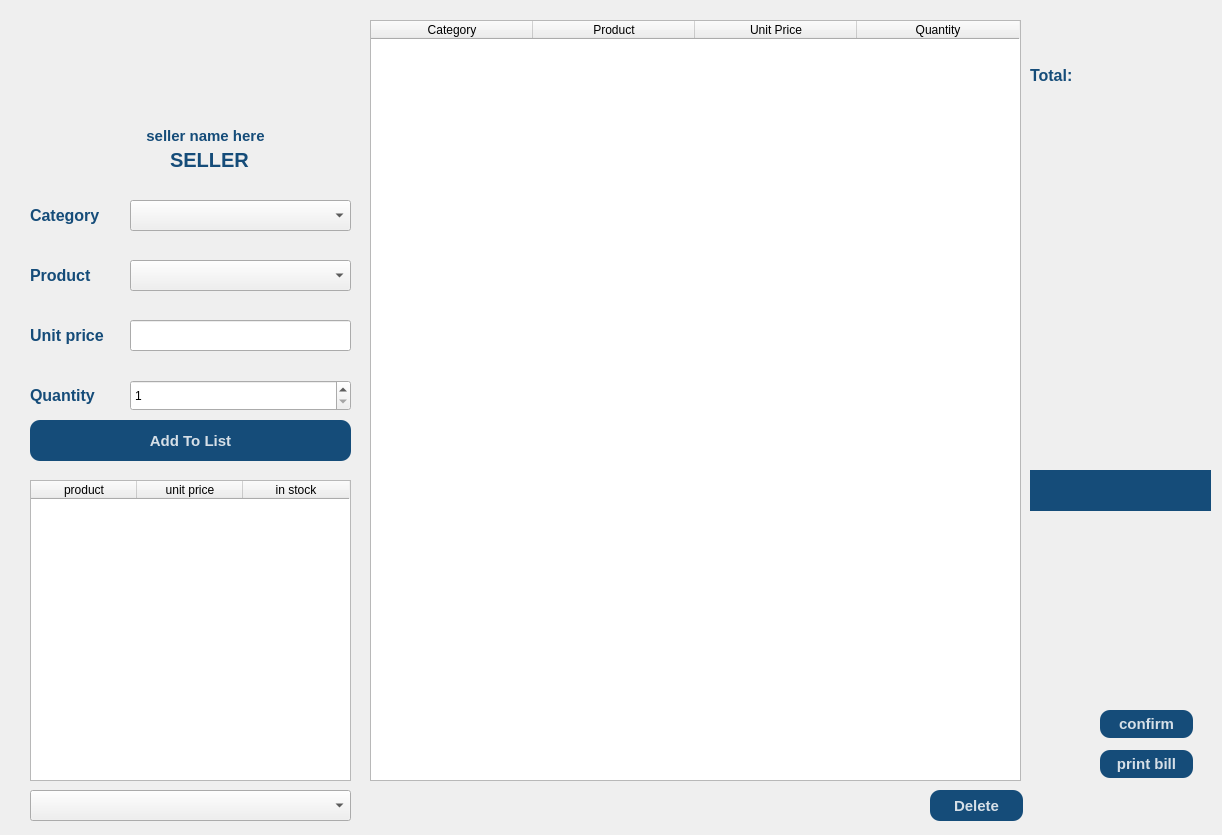
Maher-Majdoub/supermarket_management_system, file gui/seller.ui: the form before one commit.
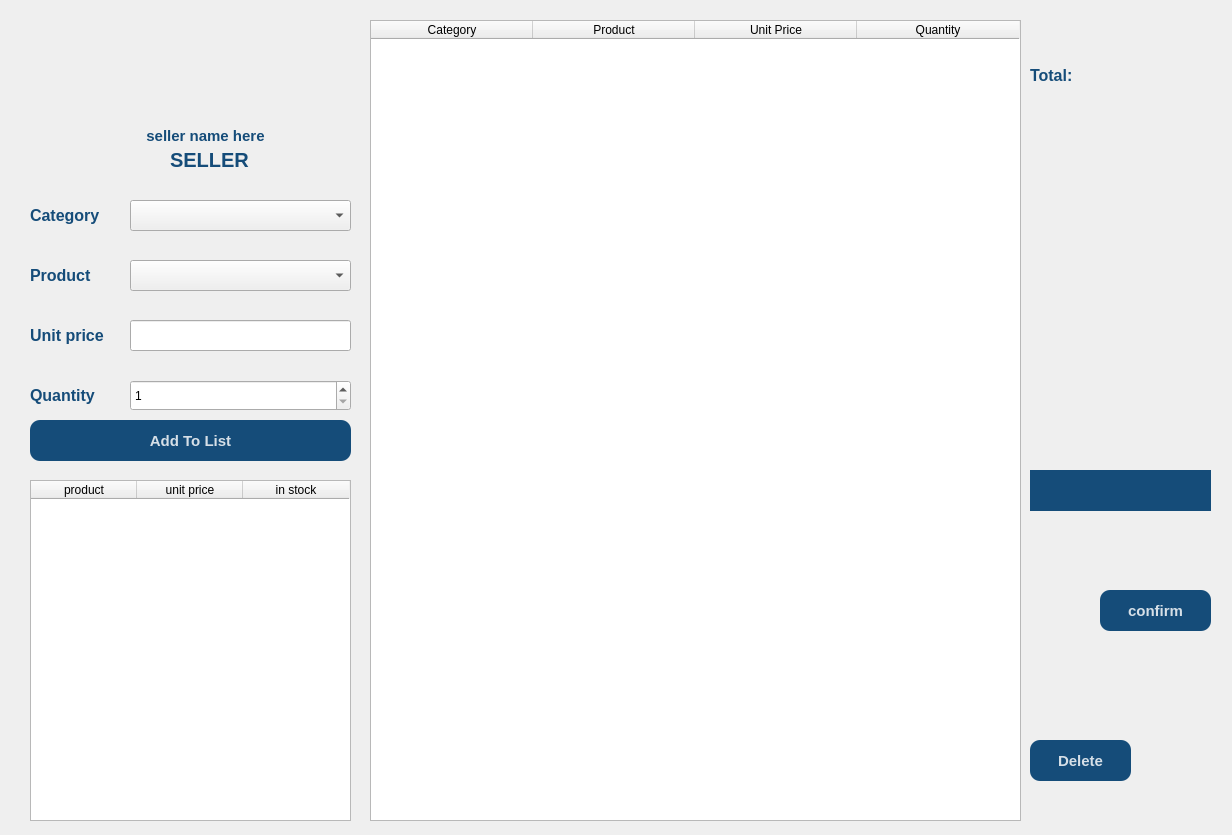
The form after the commit. Icons and pictures are not drawn.

```diff
--- a/gui/seller.ui
+++ b/gui/seller.ui
@@ -6,7 +6,7 @@
    <rect>
     <x>0</x>
     <y>0</y>
-    <width>1222</width>
+    <width>1232</width>
     <height>835</height>
    </rect>
   </property>
@@ -243,7 +243,7 @@
      <x>30</x>
      <y>480</y>
      <width>321</width>
-     <height>301</height>
+     <height>341</height>
     </rect>
    </property>
    <property name="selectionMode">
@@ -280,9 +280,14 @@
      <x>370</x>
      <y>20</y>
      <width>651</width>
-     <height>761</height>
+     <height>801</height>
     </rect>
    </property>
+   <property name="font">
+    <font>
+     <pointsize>7</pointsize>
+    </font>
+   </property>
    <property name="selectionMode">
     <enum>QAbstractItemView::SingleSelection</enum>
    </property>
@@ -323,11 +328,19 @@
    <property name="geometry">
     <rect>
      <x>1100</x>
-     <y>710</y>
-     <width>93</width>
-     <height>28</height>
+     <y>590</y>
+     <width>111</width>
+     <height>41</height>
     </rect>
    </property>
+   <property name="font">
+    <font>
+     <pointsize>-1</pointsize>
+     <weight>75</weight>
+     <italic>false</italic>
+     <bold>true</bold>
+    </font>
+   </property>
    <property name="text">
     <string>confirm</string>
    </property>
@@ -405,42 +418,27 @@
     <set>Qt::AlignCenter</set>
    </property>
   </widget>
-  <widget class="QPushButton" name="pushButton_3">
-   <property name="geometry">
-    <rect>
-     <x>1100</x>
-     <y>750</y>
-     <width>93</width>
-     <height>28</height>
-    </rect>
-   </property>
-   <property name="text">
-    <string>print bill</string>
-   </property>
-  </widget>
   <widget class="QPushButton" name="delete_btn">
    <property name="geometry">
     <rect>
-     <x>930</x>
-     <y>790</y>
-     <width>93</width>
-     <height>31</height>
+     <x>1030</x>
+     <y>740</y>
+     <width>101</width>
+     <height>41</height>
     </rect>
    </property>
+   <property name="font">
+    <font>
+     <pointsize>-1</pointsize>
+     <weight>75</weight>
+     <italic>false</italic>
+     <bold>true</bold>
+    </font>
+   </property>
    <property name="text">
     <string>Delete</string>
    </property>
   </widget>
-  <widget class="QComboBox" name="search_category">
-   <property name="geometry">
-    <rect>
-     <x>30</x>
-     <y>790</y>
-     <width>321</width>
-     <height>31</height>
-    </rect>
-   </property>
-  </widget>
   <widget class="QLabel" name="total_lbl">
    <property name="geometry">
     <rect>
```
Left out of the diff: 18 changed lines with no effect on the pictures.
